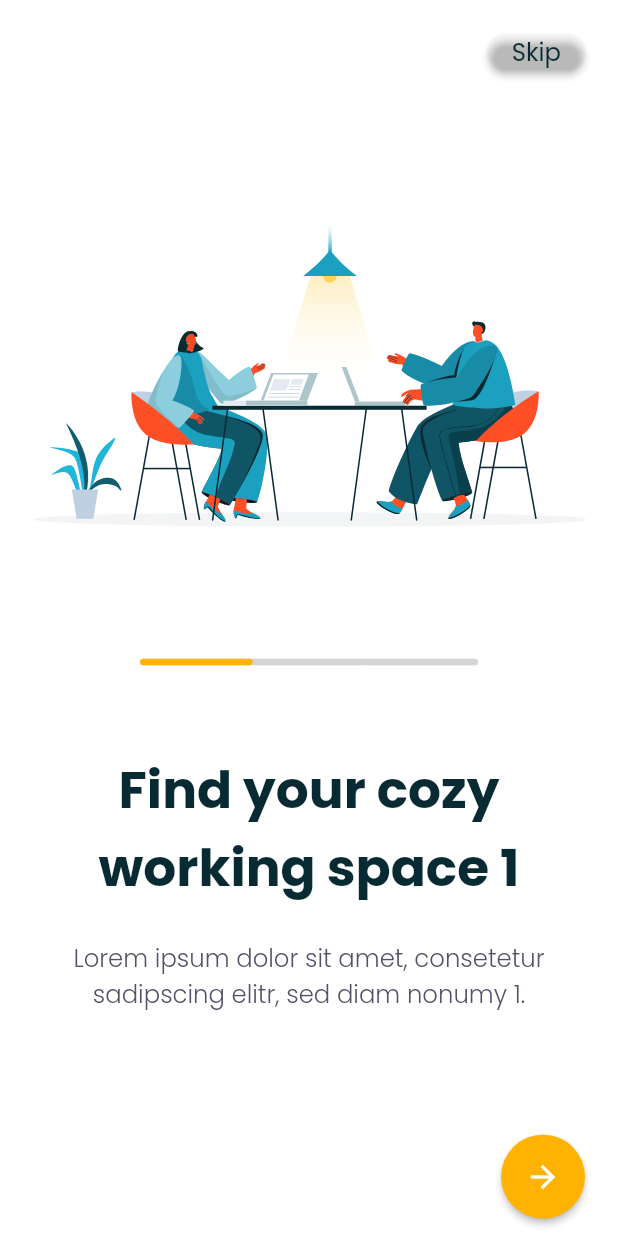
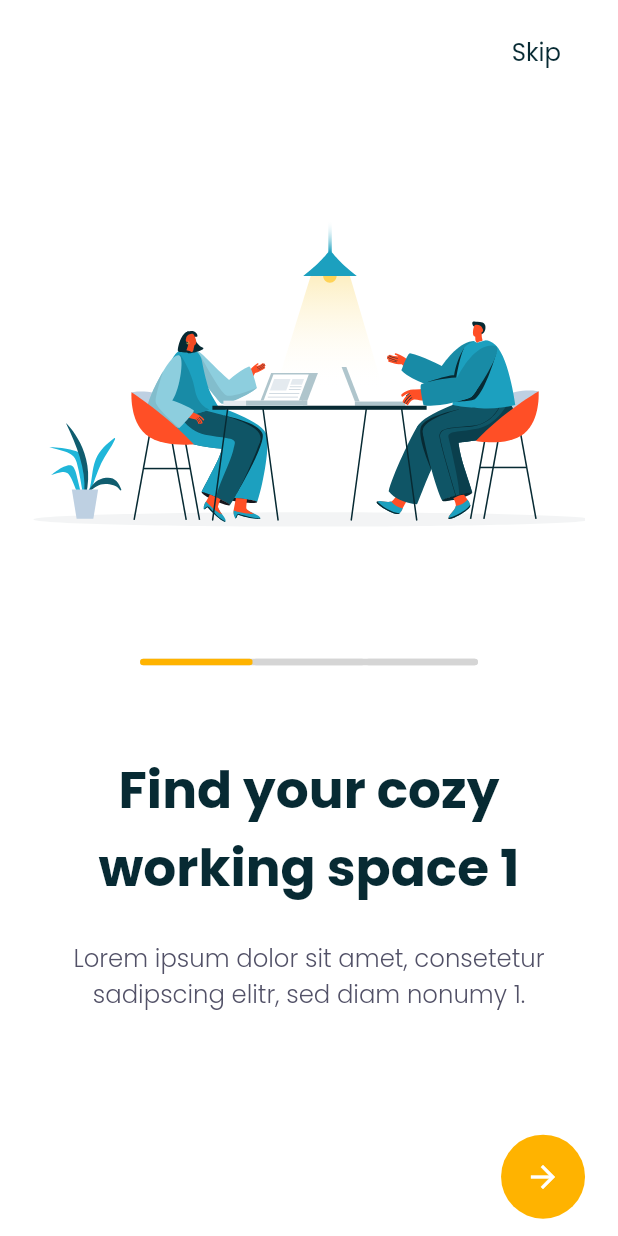
Before and after one commit to HosamShaban/Act-Hub, a Flutter app: the screen it shows after launch, on a phone screen of 412 x 824 dp. Run offline on Flutter 3.47's test engine with Material 2 defaults, Android fonts, the phone set to English and light mode, and no system bars; our stand-ins replace flutter_screenutil, flutter_svg, get, get_it.

Commit message:
edit extensions

```diff
--- a/lib/core/widgets/mainButton.dart
+++ b/lib/core/widgets/mainButton.dart
@@ -1,4 +1,4 @@
-import 'package:acthub/core/resources/manager_colors.dart';
+import 'package:acthub/core/extensions/extensions.dart';
 import 'package:acthub/core/resources/manager_size.dart';
 import 'package:flutter/material.dart';
 
@@ -11,15 +11,17 @@ Widget mainButton(
     double? height,
     double? elevation}) {
   return MaterialButton(
-    onPressed: () {
-      onPressed ?? () {};
-    },
+    onPressed: onPressed.onNull(),
     shape: shapeBorder ??
         RoundedRectangleBorder(
-            borderRadius: BorderRadius.circular(ManagerRadius.r12)),
-    color: color ?? ManagerColors.transparent,
-    minWidth: minWidth ?? ManagerWidth.w16,
-    height: height ?? ManagerHeight.h16,
+          borderRadius: BorderRadius.circular(
+            ManagerRadius.r12,
+          ),
+        ),
+    color: color.onNull(),
+    minWidth: minWidth.onNull(),
+    height: height.onNull(),
+    elevation: elevation.onNull(),
     child: child,
   );
 }
```
